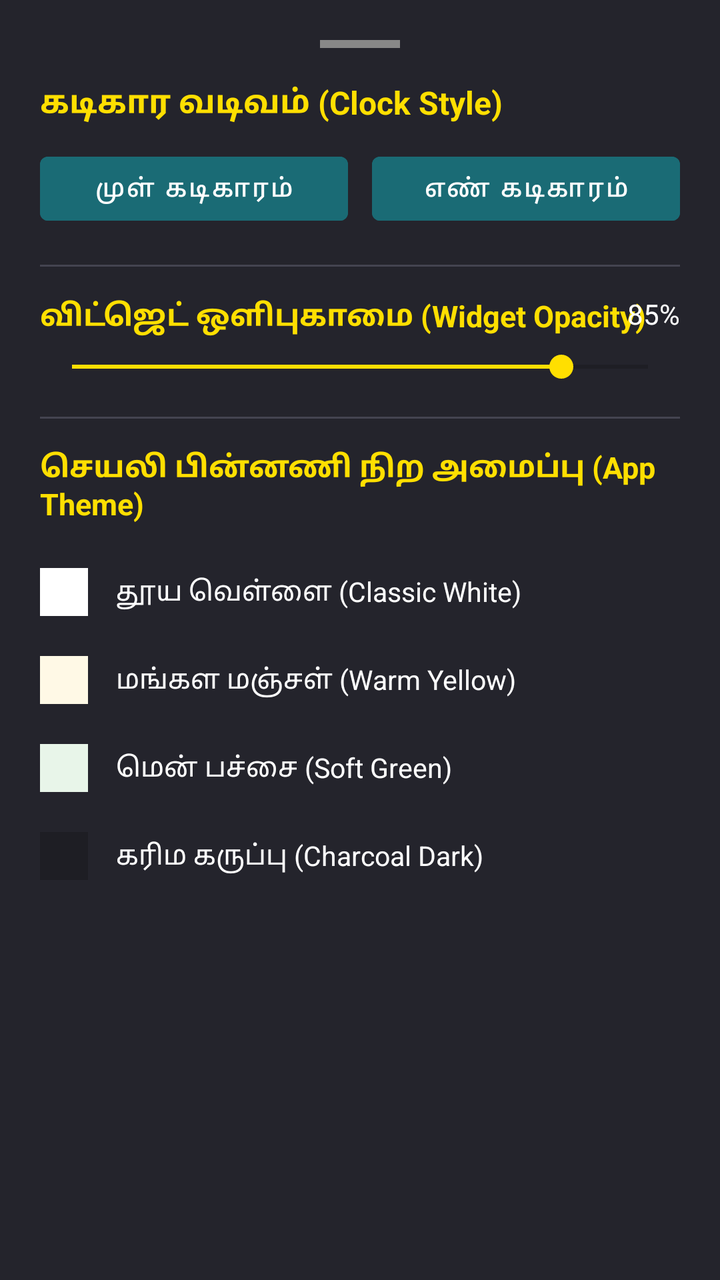
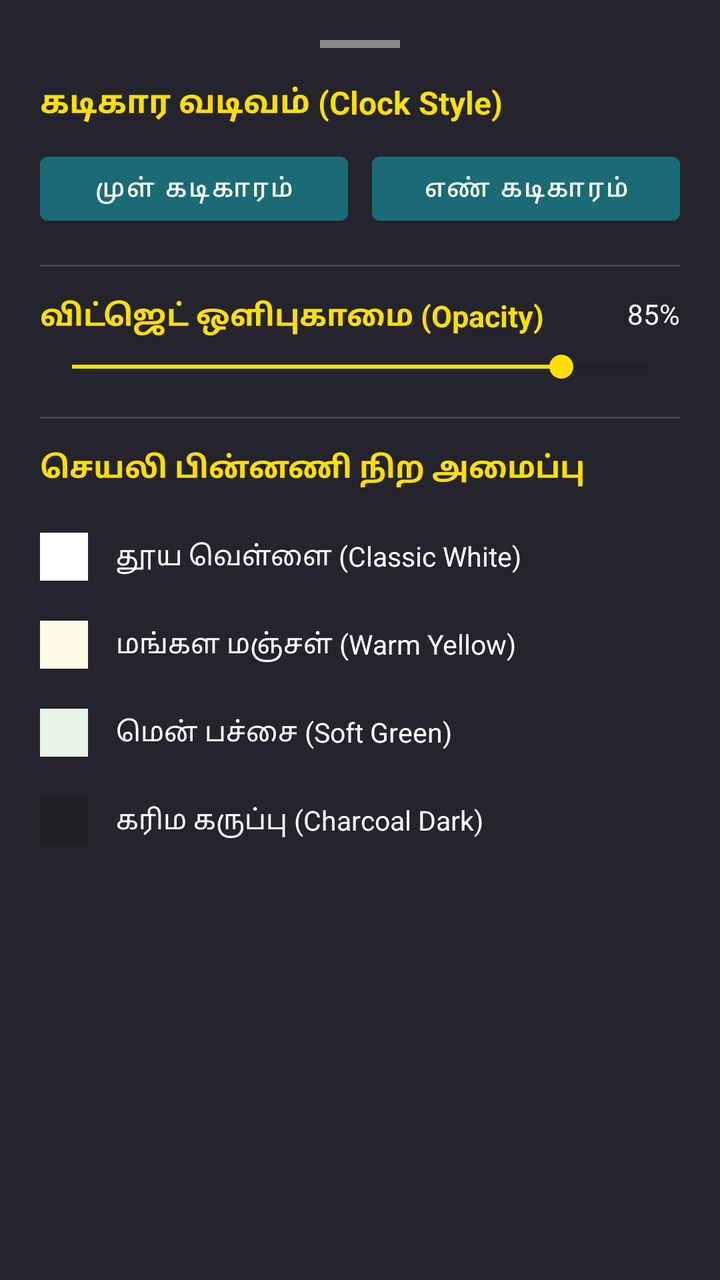

Screens rendered from an Android XML layout before and after an edit, with the pre-edit source and the edit as a unified diff.
<!-- AndroidManifest.xml: application theme Theme.MaterialComponents.DayNight.NoActionBar -->
<!-- res/layout/dialog_theme_customization.xml -->
<?xml version="1.0" encoding="utf-8"?>
<LinearLayout
    xmlns:android="http://schemas.android.com/apk/res/android"
    android:layout_width="match_parent"
    android:layout_height="wrap_content"
    android:orientation="vertical"
    android:background="#24242C"
    android:padding="20dp">

    <View
        android:layout_width="40dp"
        android:layout_height="4dp"
        android:layout_gravity="center_horizontal"
        android:layout_marginBottom="16dp"
        android:background="#888888" />

    
    <TextView
        android:layout_width="match_parent"
        android:layout_height="wrap_content"
        android:layout_marginBottom="10dp"
        android:text="கடிகார வடிவம் (Clock Style)"
        android:textColor="#FFDF00"
        android:textSize="16sp"
        android:textStyle="bold" />

    <LinearLayout
        android:layout_width="match_parent"
        android:layout_height="wrap_content"
        android:orientation="horizontal"
        android:layout_marginBottom="16dp">

        <Button
            android:id="@+id/btn_style_analog"
            android:layout_width="0dp"
            android:layout_height="44dp"
            android:layout_weight="1"
            android:layout_marginEnd="6dp"
            android:text="முள் கடிகாரம்"
            android:textColor="#FFFFFF"
            android:textSize="12.5sp"
            android:backgroundTint="#1A6B75" />

        <Button
            android:id="@+id/btn_style_digital"
            android:layout_width="0dp"
            android:layout_height="44dp"
            android:layout_weight="1"
            android:layout_marginStart="6dp"
            android:text="எண் கடிகாரம்"
            android:textColor="#FFFFFF"
            android:textSize="12.5sp"
            android:backgroundTint="#1A6B75" />
    </LinearLayout>

    <View
        android:layout_width="match_parent"
        android:layout_height="1dp"
        android:layout_marginBottom="14dp"
        android:background="#444450" />

    
    <RelativeLayout
        android:layout_width="match_parent"
        android:layout_height="wrap_content"
        android:layout_marginBottom="6dp">

        <TextView
            android:layout_width="wrap_content"
            android:layout_height="wrap_content"
            android:text="விட்ஜெட் ஒளிபுகாமை (Widget Opacity)"
            android:textColor="#FFDF00"
            android:textSize="15sp"
            android:textStyle="bold" />

        <TextView
            android:id="@+id/tv_opacity_value"
            android:layout_width="wrap_content"
            android:layout_height="wrap_content"
            android:layout_alignParentEnd="true"
            android:textColor="#FFFFFF"
            android:textSize="14sp"
            android:text="85%" />
    </RelativeLayout>

    <SeekBar
        android:id="@+id/seekbar_widget_opacity"
        android:layout_width="match_parent"
        android:layout_height="wrap_content"
        android:max="100"
        android:progress="85"
        android:progressTint="#FFDF00"
        android:thumbTint="#FFDF00"
        android:layout_marginBottom="16dp" />

    <View
        android:layout_width="match_parent"
        android:layout_height="1dp"
        android:layout_marginBottom="14dp"
        android:background="#444450" />

    
    <TextView
        android:layout_width="match_parent"
        android:layout_height="wrap_content"
        android:layout_marginBottom="12dp"
        android:text="செயலி பின்னணி நிற அமைப்பு (App Theme)"
        android:textColor="#FFDF00"
        android:textSize="15sp"
        android:textStyle="bold" />

    <LinearLayout
        android:id="@+id/option_theme_white"
        android:layout_width="match_parent"
        android:layout_height="44dp"
        android:gravity="center_vertical"
        android:orientation="horizontal"
        android:background="?attr/selectableItemBackground">
        <View android:layout_width="24dp" android:layout_height="24dp" android:background="#FFFFFF" />
        <TextView android:layout_width="wrap_content" android:layout_height="wrap_content" android:layout_marginStart="14dp" android:text="தூய வெள்ளை (Classic White)" android:textColor="#FFFFFF" android:textSize="13.5sp" />
    </LinearLayout>

    <LinearLayout
        android:id="@+id/option_theme_yellow"
        android:layout_width="match_parent"
        android:layout_height="44dp"
        android:gravity="center_vertical"
        android:orientation="horizontal"
        android:background="?attr/selectableItemBackground">
        <View android:layout_width="24dp" android:layout_height="24dp" android:background="#FFF9E6" />
        <TextView android:layout_width="wrap_content" android:layout_height="wrap_content" android:layout_marginStart="14dp" android:text="மங்கள மஞ்சள் (Warm Yellow)" android:textColor="#FFFFFF" android:textSize="13.5sp" />
    </LinearLayout>

    <LinearLayout
        android:id="@+id/option_theme_green"
        android:layout_width="match_parent"
        android:layout_height="44dp"
        android:gravity="center_vertical"
        android:orientation="horizontal"
        android:background="?attr/selectableItemBackground">
        <View android:layout_width="24dp" android:layout_height="24dp" android:background="#E8F5E9" />
        <TextView android:layout_width="wrap_content" android:layout_height="wrap_content" android:layout_marginStart="14dp" android:text="மென் பச்சை (Soft Green)" android:textColor="#FFFFFF" android:textSize="13.5sp" />
    </LinearLayout>

    <LinearLayout
        android:id="@+id/option_theme_charcoal"
        android:layout_width="match_parent"
        android:layout_height="44dp"
        android:gravity="center_vertical"
        android:orientation="horizontal"
        android:background="?attr/selectableItemBackground">
        <View android:layout_width="24dp" android:layout_height="24dp" android:background="#1E1E24" />
        <TextView android:layout_width="wrap_content" android:layout_height="wrap_content" android:layout_marginStart="14dp" android:text="கரிம கருப்பு (Charcoal Dark)" android:textColor="#FFFFFF" android:textSize="13.5sp" />
    </LinearLayout>

</LinearLayout>
<!-- resources referenced by this layout -->
<resources>

</resources>

<!-- the commit's change to res/layout/dialog_theme_customization.xml (unified diff, before → after) -->
@@ -68,7 +68,7 @@
         <TextView
             android:layout_width="wrap_content"
             android:layout_height="wrap_content"
-            android:text="விட்ஜெட் ஒளிபுகாமை (Widget Opacity)"
+            android:text="விட்ஜெட் ஒளிபுகாமை (Opacity)"
             android:textColor="#FFDF00"
             android:textSize="15sp"
             android:textStyle="bold" />
@@ -104,53 +104,52 @@
         android:layout_width="match_parent"
         android:layout_height="wrap_content"
         android:layout_marginBottom="12dp"
-        android:text="செயலி பின்னணி நிற அமைப்பு (App Theme)"
+        android:text="செயலி பின்னணி நிற அமைப்பு"
         android:textColor="#FFDF00"
         android:textSize="15sp"
         android:textStyle="bold" />
 
-    <LinearLayout
+    <RelativeLayout
         android:id="@+id/option_theme_white"
         android:layout_width="match_parent"
         android:layout_height="44dp"
         android:gravity="center_vertical"
-        android:orientation="horizontal"
         android:background="?attr/selectableItemBackground">
-        <View android:layout_width="24dp" android:layout_height="24dp" android:background="#FFFFFF" />
-        <TextView android:layout_width="wrap_content" android:layout_height="wrap_content" android:layout_marginStart="14dp" android:text="தூய வெள்ளை (Classic White)" android:textColor="#FFFFFF" android:textSize="13.5sp" />
-    </LinearLayout>
+        <View android:id="@+id/v_white" android:layout_width="24dp" android:layout_height="24dp" android:layout_centerVertical="true" android:background="#FFFFFF" />
+        <TextView android:layout_width="wrap_content" android:layout_height="wrap_content" android:layout_toEndOf="@id/v_white" android:layout_centerVertical="true" android:layout_marginStart="14dp" android:text="தூய வெள்ளை (Classic White)" android:textColor="#FFFFFF" android:textSize="13.5sp" />
+        <TextView android:id="@+id/check_theme_white" android:layout_width="wrap_content" android:layout_height="wrap_content" android:layout_alignParentEnd="true" android:layout_centerVertical="true" android:text="✓" android:textColor="#00E676" android:textSize="18sp" android:textStyle="bold" android:visibility="gone" />
+    </RelativeLayout>
 
-    <LinearLayout
+    <RelativeLayout
         android:id="@+id/option_theme_yellow"
         android:layout_width="match_parent"
         android:layout_height="44dp"
         android:gravity="center_vertical"
-        android:orientation="horizontal"
         android:background="?attr/selectableItemBackground">
-        <View android:layout_width="24dp" android:layout_height="24dp" android:background="#FFF9E6" />
-        <TextView android:layout_width="wrap_content" android:layout_height="wrap_content" android:layout_marginStart="14dp" android:text="மங்கள மஞ்சள் (Warm Yellow)" android:textColor="#FFFFFF" android:textSize="13.5sp" />
-    </LinearLayout>
+        <View android:id="@+id/v_yellow" android:layout_width="24dp" android:layout_height="24dp" android:layout_centerVertical="true" android:background="#FFF9E6" />
+        <TextView android:layout_width="wrap_content" android:layout_height="wrap_content" android:layout_toEndOf="@id/v_yellow" android:layout_centerVertical="true" android:layout_marginStart="14dp" android:text="மங்கள மஞ்சள் (Warm Yellow)" android:textColor="#FFFFFF" android:textSize="13.5sp" />
+        <TextView android:id="@+id/check_theme_yellow" android:layout_width="wrap_content" android:layout_height="wrap_content" android:layout_alignParentEnd="true" android:layout_centerVertical="true" android:text="✓" android:textColor="#00E676" android:textSize="18sp" android:textStyle="bold" android:visibility="gone" />
+    </RelativeLayout>
 
-    <LinearLayout
+    <RelativeLayout
         android:id="@+id/option_theme_green"
         android:layout_width="match_parent"
         android:layout_height="44dp"
         android:gravity="center_vertical"
-        android:orientation="horizontal"
         android:background="?attr/selectableItemBackground">
-        <View android:layout_width="24dp" android:layout_height="24dp" android:background="#E8F5E9" />
-        <TextView android:layout_width="wrap_content" android:layout_height="wrap_content" android:layout_marginStart="14dp" android:text="மென் பச்சை (Soft Green)" android:textColor="#FFFFFF" android:textSize="13.5sp" />
-    </LinearLayout>
+        <View android:id="@+id/v_green" android:layout_width="24dp" android:layout_height="24dp" android:layout_centerVertical="true" android:background="#E8F5E9" />
+        <TextView android:layout_width="wrap_content" android:layout_height="wrap_content" android:layout_toEndOf="@id/v_green" android:layout_centerVertical="true" android:layout_marginStart="14dp" android:text="மென் பச்சை (Soft Green)" android:textColor="#FFFFFF" android:textSize="13.5sp" />
+        <TextView android:id="@+id/check_theme_green" android:layout_width="wrap_content" android:layout_height="wrap_content" android:layout_alignParentEnd="true" android:layout_centerVertical="true" android:text="✓" android:textColor="#00E676" android:textSize="18sp" android:textStyle="bold" android:visibility="gone" />
+    </RelativeLayout>
 
-    <LinearLayout
+    <RelativeLayout
         android:id="@+id/option_theme_charcoal"
         android:layout_width="match_parent"
         android:layout_height="44dp"
         android:gravity="center_vertical"
-        android:orientation="horizontal"
         android:background="?attr/selectableItemBackground">
-        <View android:layout_width="24dp" android:layout_height="24dp" android:background="#1E1E24" />
-        <TextView android:layout_width="wrap_content" android:layout_height="wrap_content" android:layout_marginStart="14dp" android:text="கரிம கருப்பு (Charcoal Dark)" android:textColor="#FFFFFF" android:textSize="13.5sp" />
-    </LinearLayout>
-
+        <View android:id="@+id/v_dark" android:layout_width="24dp" android:layout_height="24dp" android:layout_centerVertical="true" android:background="#1E1E24" />
+        <TextView android:layout_width="wrap_content" android:layout_height="wrap_content" android:layout_toEndOf="@id/v_dark" android:layout_centerVertical="true" android:layout_marginStart="14dp" android:text="கரிம கருப்பு (Charcoal Dark)" android:textColor="#FFFFFF" android:textSize="13.5sp" />
+        <TextView android:id="@+id/check_theme_charcoal" android:layout_width="wrap_content" android:layout_height="wrap_content" android:layout_alignParentEnd="true" android:layout_centerVertical="true" android:text="✓" android:textColor="#00E676" android:textSize="18sp" android:textStyle="bold" android:visibility="gone" />
+    </RelativeLayout>
 </LinearLayout>
